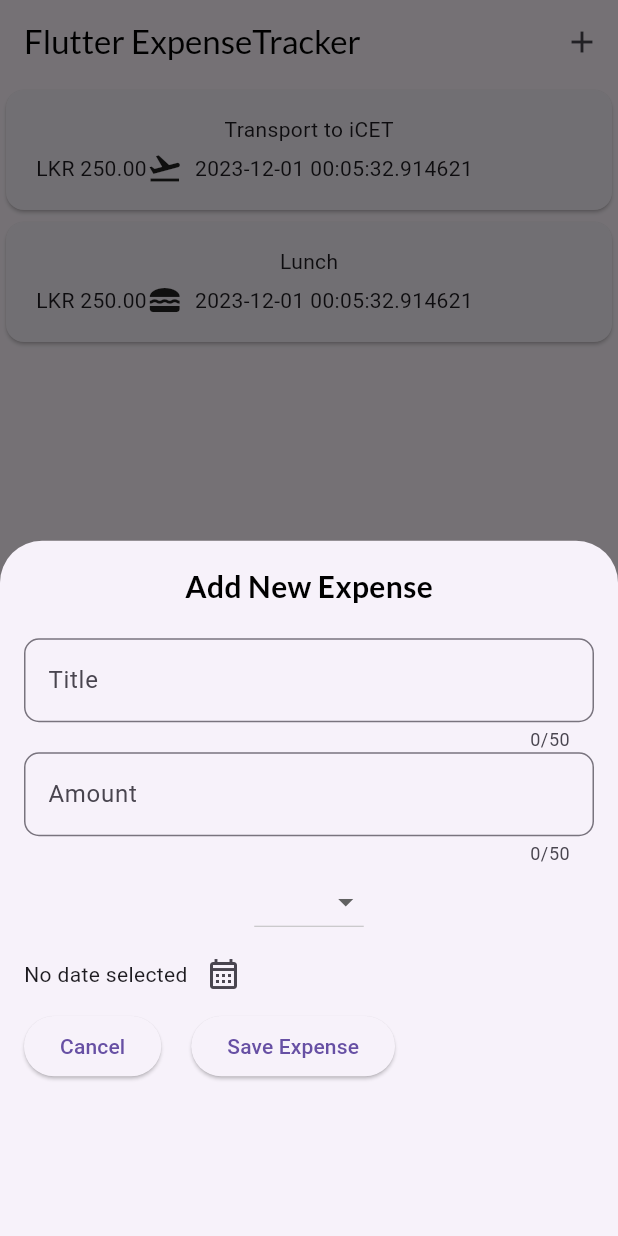
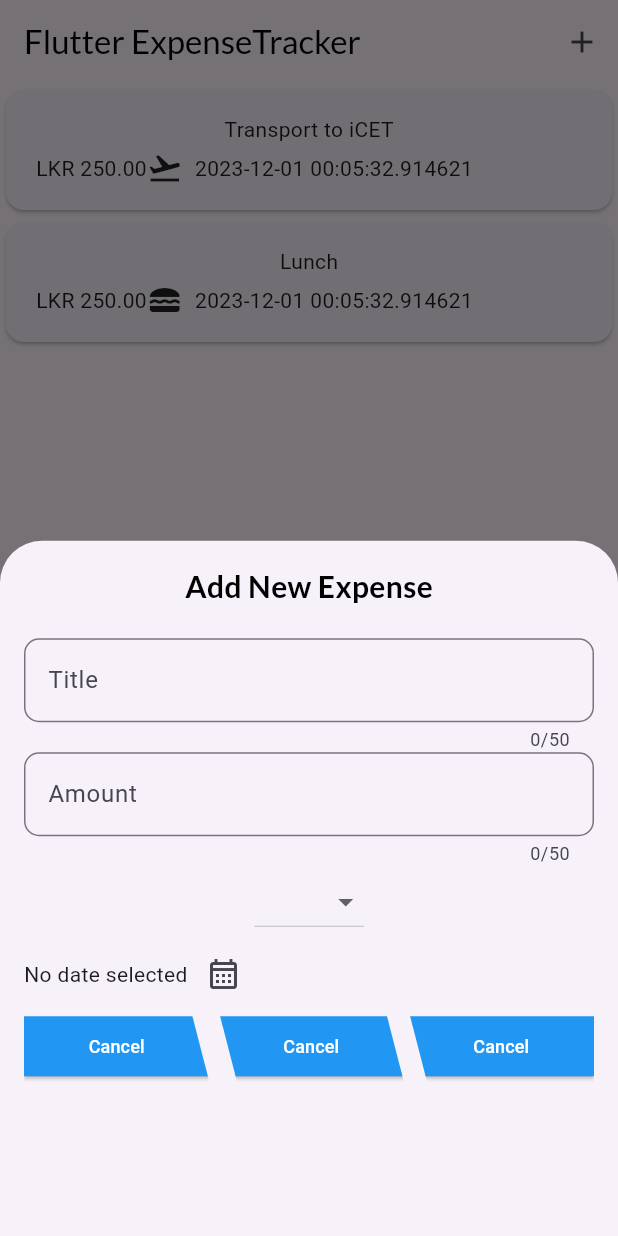
Before and after one commit to Githmaz/SpendWise, a Flutter app: the screen it shows after launch, after a tap on the "add" icon, on a phone screen of 412 x 824 dp. Run offline on Flutter 3.47's test engine with Material 3 defaults, Android fonts, the phone set to English and light mode, and no system bars; our stand-ins replace fl_chart, google_fonts.

Commit message:
remove unwanted lines and get better view

```diff
--- a/spedwize/lib/dashboard.dart
+++ b/spedwize/lib/dashboard.dart
@@ -13,6 +13,8 @@ class Category {
 }
 
 class MyApp extends StatelessWidget {
+  const MyApp({super.key});
+
   @override
   Widget build(BuildContext context) {
     return MaterialApp(
--- a/spedwize/lib/expense.dart
+++ b/spedwize/lib/expense.dart
@@ -3,7 +3,7 @@ import 'package:google_fonts/google_fonts.dart';
 import 'package:spedwize/models/expense.dart';
 import 'package:spedwize/util.dart';
 import 'package:spedwize/widgets/expense_list.dart';
-import 'package:spedwize/widgets/new_expense.dart';
+import 'package:spedwize/widgets/add_expense_card.dart';
 
 const filePath = 'assets/expense_data.json';
 
@@ -41,7 +41,7 @@ class _ExpensesState extends State<Expenses> {
     // #TODO - Add show bottom model
     showModalBottomSheet(
         context: context,
-        builder: (ctx) => NewExpense(onAddExpense: addExpense));
+        builder: (ctx) => AddExpense(onAddExpense: addExpense));
   }
 
   // #TODO - addExpense function to expense List and pass to NewExpense widget;
--- a/spedwize/lib/widgets/new_expense.dart
+++ b/spedwize/lib/widgets/add_expense_card.dart
@@ -2,20 +2,20 @@ import 'package:flutter/material.dart';
 import 'package:google_fonts/google_fonts.dart';
 import 'package:intl/intl.dart';
 import 'package:spedwize/models/expense.dart';
+import 'package:spedwize/widgets/parallelogram_button.dart';
 
-class NewExpense extends StatefulWidget {
-  const NewExpense({super.key, required this.onAddExpense});
+class AddExpense extends StatefulWidget {
+  const AddExpense({super.key, required this.onAddExpense});
 
   final void Function(Expense expense) onAddExpense;
 
   @override
-  State<NewExpense> createState() {
+  State<AddExpense> createState() {
     return _NewExpenseState();
   }
 }
 
-class _NewExpenseState extends State<NewExpense> {
-  // #TODO - onChange function
+class _NewExpenseState extends State<AddExpense> {
   final titleController = TextEditingController();
   final amountController = TextEditingController();
   DateTime? _selectedDate;
@@ -23,11 +23,6 @@ class _NewExpenseState extends State<NewExpense> {
 
   final formatter = DateFormat.yMd();
 
-  // #TODO - titileController & _amountController with TextEditingController
-  // #TODO - selectedCategory
-  // #TODO - selectedDate
-
-  // #TODO - dispose
   @override
   void dispose() {
     titleController.dispose();
@@ -38,7 +33,7 @@ class _NewExpenseState extends State<NewExpense> {
   _showDateTimePicker() async {
     final now = DateTime.now();
 
-    final firstdate = DateTime(now.year - 1, now.month - 1, now.day);
+    final firstdate = DateTime(now.year - 1, now.month - 12, now.day);
     var _pickedDate = await showDatePicker(
         context: context,
         initialDate: now,
@@ -49,13 +44,7 @@ class _NewExpenseState extends State<NewExpense> {
     });
   }
 
-  _onSubmit(){
-
-  }
-
-  // #TODO - showDatePicker Function
-
-  // #TODO - onSubmit Function with validations
+  _onSubmit() {}
 
   @override
   Widget build(BuildContext context) {
@@ -77,7 +66,8 @@ class _NewExpenseState extends State<NewExpense> {
             maxLength: 50,
             decoration: const InputDecoration(
               border: OutlineInputBorder(
-                  borderRadius: BorderRadius.all(Radius.circular(10))),
+                borderRadius: BorderRadius.all(Radius.circular(10)),
+              ),
               label: Text('Title'),
             ),
           ),
@@ -88,21 +78,18 @@ class _NewExpenseState extends State<NewExpense> {
             maxLength: 50,
             decoration: const InputDecoration(
               border: OutlineInputBorder(
-                  borderRadius: BorderRadius.all(Radius.circular(10))),
+                borderRadius: BorderRadius.all(Radius.circular(10)),
+              ),
               prefixText: "LKR .",
               label: Text('Amount'),
             ),
           ),
-          // #TODO - Amount with keyboardType: TextInputType.number
-          // #TODO - Date Picker Selection Icon Button with a Text
-          // #TODO - Category Dropdown
           DropdownButton<Category>(
             value: _selectedCategory,
             items: Category.values.map((category) {
               return DropdownMenuItem<Category>(
                 value: category,
-                child: Text(category
-                    .name),
+                child: Text(category.name),
               );
             }).toList(),
             onChanged: (Category? value) {
@@ -122,25 +109,40 @@ class _NewExpenseState extends State<NewExpense> {
             ],
           ),
          Row(
-            // #TDOD - Add Cancel TextButton with Navigator.pop(context)
+  mainAxisAlignment: MainAxisAlignment.spaceBetween, // Add this line
   children: [
-              ElevatedButton(
+    ParallelogramButton(
+      label: "Cancel",
       onPressed: () {
-                  print("Title ${titleController.text}");
-                  print("Title ${amountController.text}");
-                  print("Title ${_selectedCategory.toString()}");
+        dispose();
+        Navigator.pop(context);
       },
-                child: const Text('Cancel'),
+      shape: "left-trapezoid",
+      width: MediaQuery.of(context).size.width * 0.3,
+      buttonColor: Colors.blue,
+      fontSize: 12,
+    ),const SizedBox(),
+    ParallelogramButton(
+      label: "Cancel",
+      onPressed: () {
+        dispose();
+        Navigator.pop(context);
+      },
+      shape: "left-parallelogram",
+      width: MediaQuery.of(context).size.width * 0.3,
+      buttonColor: Colors.blue,
+      fontSize: 12,
     ),
-              const SizedBox(
-                width: 20,
-              ),
-              ElevatedButton(
+    ParallelogramButton(
+      label: "Cancel",
       onPressed: () {
-                  print("Title ${titleController.text}");
-                  print("Title ${amountController.text}");
+        dispose();
+        Navigator.pop(context);
       },
-                child: const Text('Save Expense'),
+      shape: "top-right-trapezoid",
+      width: MediaQuery.of(context).size.width * 0.3,
+      buttonColor: Colors.blue,
+      fontSize: 12,
     ),
   ],
 ),
--- a/spedwize/lib/widgets/parallelogram_button.dart
+++ b/spedwize/lib/widgets/parallelogram_button.dart
@@ -37,7 +37,7 @@ class ParallelogramButton extends StatelessWidget {
             ),
           ),
           child: Padding(
-            padding: const EdgeInsets.symmetric(vertical: 12, horizontal: 20),
+            padding: const EdgeInsets.symmetric(vertical: 0, horizontal: 0),
             child: Text(
               label,
               textAlign: TextAlign.center,
@@ -65,7 +65,8 @@ class ParallelogramClipper extends CustomClipper<Path> {
       'left-parallelogram': [0, width * 0.9, width, width * 0.1],
       'right-parallelogram': [width * 0.1, width, width * 0.9, 0],
       'left-trapezoid': [0, width * 0.9, width, 0],
-      'right-trapezoid': [width * 0.1, width, width, 0],
+      'bottom-right-trapezoid': [width * 0.1, width, width, 0],
+      'top-right-trapezoid': [0 , width, width, width*0.1],
       'Square': [0, width, width, 0]
     };
 
```
Also changed, not shown: spedwize/lib/widgets/expense_list.dart (+0 -8 lines). Lines whose indentation alone changed are shown as unchanged.
